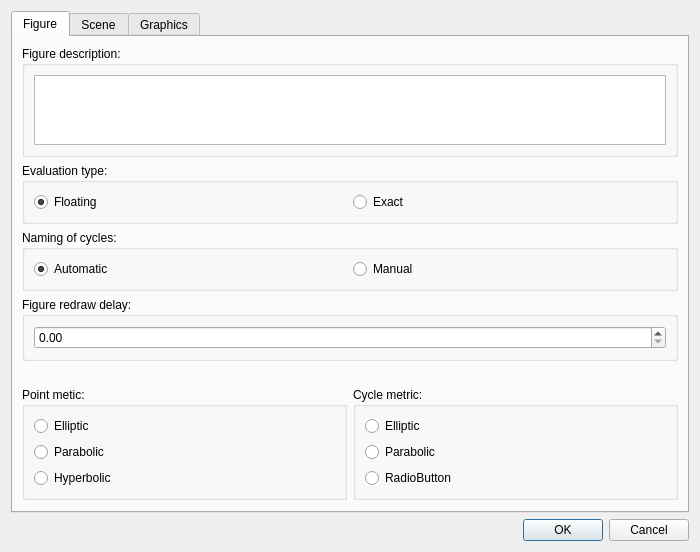
Old version of the form forms/settingsdialog.ui in the repository lhutton1/moebinv-gui.
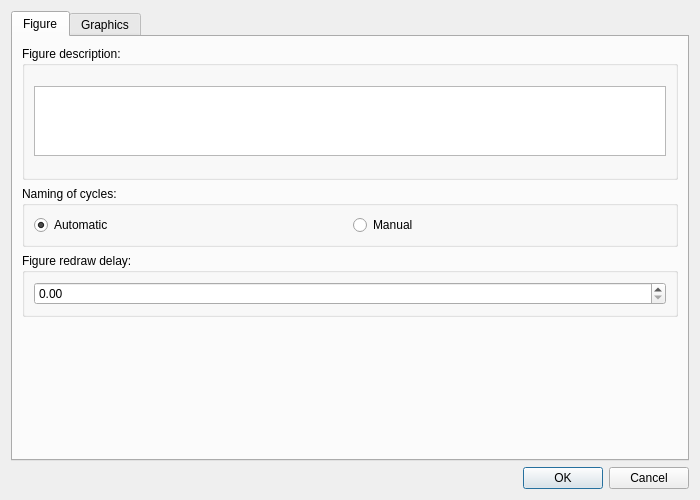
New version of the form.

Commit message: drawing and cycle metric can be set

Patch:
```diff
--- a/forms/settingsdialog.ui
+++ b/forms/settingsdialog.ui
@@ -43,32 +43,6 @@
          </layout>
         </widget>
        </item>
-       <item>
-        <widget class="QGroupBox" name="groupBox_6">
-         <property name="title">
-          <string>Evaluation type:</string>
-         </property>
-         <layout class="QHBoxLayout" name="horizontalLayout_2">
-          <item>
-           <widget class="QRadioButton" name="floatingEval">
-            <property name="text">
-             <string>Floating</string>
-            </property>
-            <property name="checked">
-             <bool>true</bool>
-            </property>
-           </widget>
-          </item>
-          <item>
-           <widget class="QRadioButton" name="exactEval">
-            <property name="text">
-             <string>Exact</string>
-            </property>
-           </widget>
-          </item>
-         </layout>
-        </widget>
-       </item>
        <item>
         <widget class="QGroupBox" name="groupBox">
          <property name="title">
@@ -107,82 +81,6 @@
          </layout>
         </widget>
        </item>
-       <item>
-        <layout class="QHBoxLayout" name="horizontalLayout_3">
-         <property name="topMargin">
-          <number>20</number>
-         </property>
-         <property name="rightMargin">
-          <number>0</number>
-         </property>
-         <item>
-          <widget class="QGroupBox" name="groupBox_7">
-           <property name="title">
-            <string>Point metic:</string>
-           </property>
-           <layout class="QVBoxLayout" name="verticalLayout_6">
-            <item>
-             <widget class="QRadioButton" name="radioButton_7">
-              <property name="minimumSize">
-               <size>
-                <width>0</width>
-                <height>0</height>
-               </size>
-              </property>
-              <property name="text">
-               <string>Elliptic</string>
-              </property>
-             </widget>
-            </item>
-            <item>
-             <widget class="QRadioButton" name="radioButton_6">
-              <property name="text">
-               <string>Parabolic</string>
-              </property>
-             </widget>
-            </item>
-            <item>
-             <widget class="QRadioButton" name="radioButton_5">
-              <property name="text">
-               <string>Hyperbolic</string>
-              </property>
-             </widget>
-            </item>
-           </layout>
-          </widget>
-         </item>
-         <item>
-          <widget class="QGroupBox" name="groupBox_8">
-           <property name="title">
-            <string>Cycle metric:</string>
-           </property>
-           <layout class="QVBoxLayout" name="verticalLayout_7">
-            <item>
-             <widget class="QRadioButton" name="radioButton_9">
-              <property name="text">
-               <string>Elliptic</string>
-              </property>
-             </widget>
-            </item>
-            <item>
-             <widget class="QRadioButton" name="radioButton_8">
-              <property name="text">
-               <string>Parabolic</string>
-              </property>
-             </widget>
-            </item>
-            <item>
-             <widget class="QRadioButton" name="radioButton_10">
-              <property name="text">
-               <string>RadioButton</string>
-              </property>
-             </widget>
-            </item>
-           </layout>
-          </widget>
-         </item>
-        </layout>
-       </item>
        <item>
         <spacer name="verticalSpacer">
          <property name="orientation">
@@ -198,11 +96,6 @@
        </item>
       </layout>
      </widget>
-     <widget class="QWidget" name="tab_3">
-      <attribute name="title">
-       <string>Scene</string>
-      </attribute>
-     </widget>
      <widget class="QWidget" name="tab_2">
       <attribute name="title">
        <string>Graphics</string>
```
The commit also changes 11 other files.
